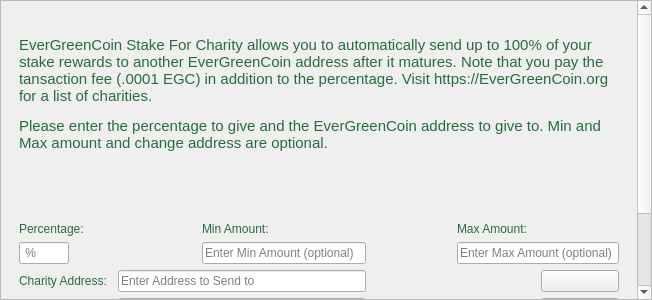
First picture: the form in src/qt/forms/charitydialog.ui, repository EverGreenCoinDev/EverGreenCoin, before the edit.
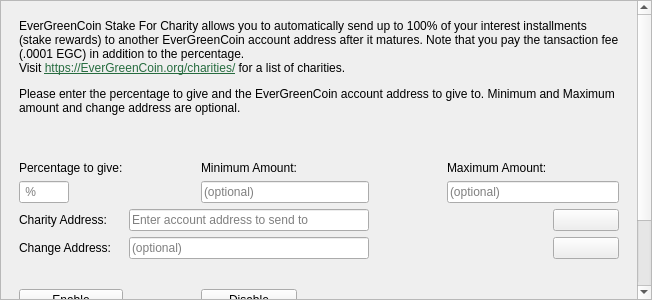
Second picture: the form after the edit. Icons and pictures are not drawn.

What changed in the file:
```diff
--- a/src/qt/forms/charitydialog.ui
+++ b/src/qt/forms/charitydialog.ui
@@ -31,14 +31,6 @@
    </property>
    <item row="0" column="0">
     <widget class="QScrollArea" name="scrollArea">
-     <property name="font">
-      <font>
-       <pointsize>9</pointsize>
-       <weight>50</weight>
-       <bold>false</bold>
-       <stylestrategy>PreferAntialias</stylestrategy>
-      </font>
-     </property>
      <property name="frameShape">
       <enum>QFrame::StyledPanel</enum>
      </property>
@@ -57,7 +49,7 @@
         <x>0</x>
         <y>0</y>
         <width>636</width>
-        <height>484</height>
+        <height>402</height>
        </rect>
       </property>
       <layout class="QGridLayout" name="gridLayout_3">
@@ -65,9 +57,6 @@
         <spacer name="verticalSpacer_2">
          <property name="font">
           <font>
-           <pointsize>9</pointsize>
-           <weight>50</weight>
-           <bold>false</bold>
            <stylestrategy>PreferAntialias</stylestrategy>
           </font>
          </property>
@@ -86,9 +75,6 @@
         <widget class="QFrame" name="gridLayout_4">
          <property name="font">
           <font>
-           <pointsize>9</pointsize>
-           <weight>50</weight>
-           <bold>false</bold>
            <stylestrategy>PreferAntialias</stylestrategy>
           </font>
          </property>
@@ -101,58 +87,26 @@
          <layout class="QGridLayout" name="gridLayout_2">
           <item row="1" column="0">
            <widget class="QLabel" name="label">
-            <property name="font">
-             <font>
-              <pointsize>9</pointsize>
-              <weight>50</weight>
-              <bold>false</bold>
-              <stylestrategy>PreferAntialias</stylestrategy>
-             </font>
-            </property>
             <property name="toolTip">
-             <string>Percentage of stake to send</string>
-            </property>
-            <property name="styleSheet">
-             <string notr="true">QLabel { color: #266C3F; }
-</string>
+             <string>Percentage of your interest installments (stake rewards) to send</string>
             </property>
             <property name="text">
-             <string>&lt;html&gt;&lt;head/&gt;&lt;body&gt;&lt;p&gt;&lt;span&gt;Percentage:&lt;/span&gt;&lt;/p&gt;&lt;/body&gt;&lt;/html&gt;</string>
+             <string>&lt;html&gt;&lt;head/&gt;&lt;body&gt;&lt;p&gt;&lt;span&gt;Percentage to give:&lt;/span&gt;&lt;/p&gt;&lt;/body&gt;&lt;/html&gt;</string>
             </property>
            </widget>
           </item>
           <item row="1" column="5">
            <widget class="QLabel" name="label_4">
-            <property name="font">
-             <font>
-              <pointsize>9</pointsize>
-              <weight>50</weight>
-              <bold>false</bold>
-              <stylestrategy>PreferAntialias</stylestrategy>
-             </font>
-            </property>
             <property name="toolTip">
-             <string>Max amount to send</string>
-            </property>
-            <property name="styleSheet">
-             <string notr="true">QLabel { color: #266C3F; }
-</string>
+             <string>Maximum amount to send</string>
             </property>
             <property name="text">
-             <string>&lt;html&gt;&lt;head/&gt;&lt;body&gt;&lt;p&gt;&lt;span&quot;&gt;Max Amount:&lt;/span&gt;&lt;/p&gt;&lt;/body&gt;&lt;/html&gt;</string>
+             <string>&lt;html&gt;&lt;head/&gt;&lt;body&gt;&lt;p&gt;Maximum Amount:&lt;/p&gt;&lt;/body&gt;&lt;/html&gt;</string>
             </property>
            </widget>
           </item>
           <item row="2" column="2" colspan="2">
            <widget class="QLineEdit" name="charityMinEdit">
-            <property name="font">
-             <font>
-              <pointsize>9</pointsize>
-              <weight>50</weight>
-              <bold>false</bold>
-              <stylestrategy>PreferAntialias</stylestrategy>
-             </font>
-            </property>
             <property name="toolTip">
              <string/>
             </property>
@@ -160,20 +114,12 @@
              <number>10</number>
             </property>
             <property name="placeholderText">
-             <string>Enter Min Amount (optional)</string>
+             <string>(optional)</string>
             </property>
            </widget>
           </item>
           <item row="2" column="5" colspan="2">
            <widget class="QLineEdit" name="charityMaxEdit">
-            <property name="font">
-             <font>
-              <pointsize>9</pointsize>
-              <weight>50</weight>
-              <bold>false</bold>
-              <stylestrategy>PreferAntialias</stylestrategy>
-             </font>
-            </property>
             <property name="toolTip">
              <string/>
             </property>
@@ -184,26 +130,14 @@
              <number>10</number>
             </property>
             <property name="placeholderText">
-             <string>Enter Max Amount (optional)</string>
+             <string>(optional)</string>
             </property>
            </widget>
           </item>
           <item row="3" column="0">
            <widget class="QLabel" name="label_5">
-            <property name="font">
-             <font>
-              <pointsize>9</pointsize>
-              <weight>50</weight>
-              <bold>false</bold>
-              <stylestrategy>PreferAntialias</stylestrategy>
-             </font>
-            </property>
             <property name="toolTip">
-             <string>Address to send portion of stake to</string>
-            </property>
-            <property name="styleSheet">
-             <string notr="true">QLabel { color: #266C3F; }
-</string>
+             <string>Account address to send percentage of interest installments to</string>
             </property>
             <property name="text">
              <string>Charity Address:</string>
@@ -212,14 +146,6 @@
           </item>
           <item row="3" column="6">
            <widget class="QPushButton" name="addressBookButton">
-            <property name="font">
-             <font>
-              <pointsize>9</pointsize>
-              <weight>50</weight>
-              <bold>false</bold>
-              <stylestrategy>PreferAntialias</stylestrategy>
-             </font>
-            </property>
             <property name="toolTip">
              <string>Choose an address from the address book</string>
             </property>
@@ -240,20 +166,8 @@
           </item>
           <item row="4" column="0">
            <widget class="QLabel" name="label_6">
-            <property name="font">
-             <font>
-              <pointsize>9</pointsize>
-              <weight>50</weight>
-              <bold>false</bold>
-              <stylestrategy>PreferAntialias</stylestrategy>
-             </font>
-            </property>
             <property name="toolTip">
-             <string>The amount left over returned to you</string>
-            </property>
-            <property name="styleSheet">
-             <string notr="true">QLabel { color: #266C3F; }
-</string>
+             <string>The amount left over returned to you (expert only, safe to ignore)</string>
             </property>
             <property name="text">
              <string>Change Address:</string>
@@ -262,14 +176,6 @@
           </item>
           <item row="4" column="6">
            <widget class="QPushButton" name="changeAddressBookButton">
-            <property name="font">
-             <font>
-              <pointsize>9</pointsize>
-              <weight>50</weight>
-              <bold>false</bold>
-              <stylestrategy>PreferAntialias</stylestrategy>
-             </font>
-            </property>
             <property name="toolTip">
              <string>Choose an address from the address book</string>
             </property>
@@ -290,14 +196,6 @@
           </item>
           <item row="5" column="0">
            <widget class="QPushButton" name="enableButton">
-            <property name="font">
-             <font>
-              <pointsize>9</pointsize>
-              <weight>50</weight>
-              <bold>false</bold>
-              <stylestrategy>PreferAntialias</stylestrategy>
-             </font>
-            </property>
             <property name="toolTip">
              <string/>
             </property>
@@ -311,13 +209,8 @@
           </item>
           <item row="5" column="2">
            <widget class="QPushButton" name="disableButton">
-            <property name="font">
-             <font>
-              <pointsize>9</pointsize>
-              <weight>50</weight>
-              <bold>false</bold>
-              <stylestrategy>PreferAntialias</stylestrategy>
-             </font>
+            <property name="toolTip">
+             <string>Disable EverGreenCoin Stake For Charity</string>
             </property>
             <property name="statusTip">
              <string>Click to turn off EverGreenCoin Stake For Charity</string>
@@ -327,34 +220,6 @@
             </property>
            </widget>
           </item>
-          <item row="0" column="0" colspan="7">
-           <widget class="QLabel" name="label_2">
-            <property name="font">
-             <font>
-              <pointsize>11</pointsize>
-              <weight>50</weight>
-              <bold>false</bold>
-              <stylestrategy>PreferAntialias</stylestrategy>
-             </font>
-            </property>
-            <property name="styleSheet">
-             <string notr="true">QLabel { color: #266C3F; }
-</string>
-            </property>
-            <property name="lineWidth">
-             <number>1</number>
-            </property>
-            <property name="text">
-             <string>&lt;html&gt;&lt;head/&gt;&lt;body&gt;&lt;p&gt;&lt;span&gt;&lt;br /&gt;EverGreenCoin Stake For Charity allows you to automatically send up to 100% of your stake rewards to another EverGreenCoin address after it matures. Note that you pay the tansaction fee (.0001 EGC) in addition to the percentage. Visit https://EverGreenCoin.org for a list of charities.&lt;/span&gt;&lt;/p&gt;&lt;p&gt;&lt;span&gt;Please enter the percentage to give and the EverGreenCoin address to give to. Min and Max amount and change address are optional.&lt;/span&gt;&lt;/p&gt;&lt;br /&gt;&lt;br /&gt;&lt;/body&gt;&lt;/html&gt;</string>
-            </property>
-            <property name="alignment">
-             <set>Qt::AlignLeading|Qt::AlignLeft|Qt::AlignTop</set>
-            </property>
-            <property name="wordWrap">
-             <bool>true</bool>
-            </property>
-           </widget>
-          </item>
           <item row="5" column="4" colspan="3">
            <widget class="QLabel" name="message">
             <property name="palette">
@@ -363,9 +228,9 @@
                <colorrole role="WindowText">
                 <brush brushstyle="SolidPattern">
                  <color alpha="255">
-                  <red>38</red>
-                  <green>108</green>
-                  <blue>63</blue>
+                  <red>255</red>
+                  <green>170</green>
+                  <blue>0</blue>
                  </color>
                 </brush>
                </colorrole>
@@ -381,18 +246,9 @@
                <colorrole role="Text">
                 <brush brushstyle="SolidPattern">
                  <color alpha="255">
-                  <red>38</red>
-                  <green>108</green>
-                  <blue>63</blue>
-                 </color>
-                </brush>
-               </colorrole>
-               <colorrole role="ButtonText">
-                <brush brushstyle="SolidPattern">
-                 <color alpha="255">
-                  <red>38</red>
-                  <green>108</green>
-                  <blue>63</blue>
+                  <red>255</red>
+                  <green>170</green>
+                  <blue>0</blue>
                  </color>
                 </brush>
                </colorrole>
@@ -419,9 +275,9 @@
                <colorrole role="WindowText">
                 <brush brushstyle="SolidPattern">
                  <color alpha="255">
-                  <red>38</red>
-                  <green>108</green>
-                  <blue>63</blue>
+                  <red>255</red>
+                  <green>170</green>
+                  <blue>0</blue>
                  </color>
                 </brush>
                </colorrole>
@@ -437,18 +293,9 @@
                <colorrole role="Text">
                 <brush brushstyle="SolidPattern">
                  <color alpha="255">
-                  <red>38</red>
-                  <green>108</green>
-                  <blue>63</blue>
-                 </color>
-                </brush>
-               </colorrole>
-               <colorrole role="ButtonText">
-                <brush brushstyle="SolidPattern">
-                 <color alpha="255">
-                  <red>38</red>
-                  <green>108</green>
-                  <blue>63</blue>
+                  <red>255</red>
+                  <green>170</green>
+                  <blue>0</blue>
                  </color>
                 </brush>
                </colorrole>
@@ -475,9 +322,9 @@
                <colorrole role="WindowText">
                 <brush brushstyle="SolidPattern">
                  <color alpha="255">
-                  <red>38</red>
-                  <green>108</green>
-                  <blue>63</blue>
+                  <red>120</red>
+                  <green>120</green>
+                  <blue>120</blue>
                  </color>
                 </brush>
                </colorrole>
@@ -493,18 +340,9 @@
                <colorrole role="Text">
                 <brush brushstyle="SolidPattern">
                  <color alpha="255">
-                  <red>38</red>
-                  <green>108</green>
-                  <blue>63</blue>
-                 </color>
-                </brush>
-               </colorrole>
-               <colorrole role="ButtonText">
-                <brush brushstyle="SolidPattern">
-                 <color alpha="255">
-                  <red>38</red>
-                  <green>108</green>
-                  <blue>63</blue>
+                  <red>120</red>
+                  <green>120</green>
+                  <blue>120</blue>
                  </color>
                 </brush>
                </colorrole>
@@ -529,55 +367,26 @@
               </disabled>
              </palette>
             </property>
-            <property name="font">
-             <font>
-              <pointsize>9</pointsize>
-              <weight>50</weight>
-              <bold>false</bold>
-              <stylestrategy>PreferAntialias</stylestrategy>
-             </font>
-            </property>
             <property name="styleSheet">
-             <string notr="true">QLabel { color: #266C3F; }
-</string>
+             <string notr="true">background:transparent;</string>
             </property>
             <property name="text">
-             <string/>
+             <string>&lt;br /&gt;&lt;br /&gt;&lt;br /&gt;&lt;br /&gt;</string>
             </property>
            </widget>
           </item>
           <item row="1" column="2">
            <widget class="QLabel" name="label_3">
-            <property name="font">
-             <font>
-              <pointsize>9</pointsize>
-              <weight>50</weight>
-              <bold>false</bold>
-              <stylestrategy>PreferAntialias</stylestrategy>
-             </font>
-            </property>
             <property name="toolTip">
-             <string>Min amount to send</string>
-            </property>
-            <property name="styleSheet">
-             <string notr="true">QLabel { color: #266C3F; }
-</string>
+             <string>Minimum amount to send</string>
             </property>
             <property name="text">
-             <string>&lt;html&gt;&lt;head/&gt;&lt;body&gt;&lt;p&gt;&lt;span&gt;Min Amount:&lt;/span&gt;&lt;/p&gt;&lt;/body&gt;&lt;/html&gt;</string>
+             <string>&lt;html&gt;&lt;head/&gt;&lt;body&gt;&lt;p&gt;Minimum Amount:&lt;/p&gt;&lt;/body&gt;&lt;/html&gt;</string>
             </property>
            </widget>
           </item>
           <item row="3" column="1" colspan="3">
            <widget class="QLineEdit" name="charityAddressEdit">
-            <property name="font">
-             <font>
-              <pointsize>9</pointsize>
-              <weight>50</weight>
-              <bold>false</bold>
-              <stylestrategy>PreferAntialias</stylestrategy>
-             </font>
-            </property>
             <property name="toolTip">
              <string/>
             </property>
@@ -585,20 +394,12 @@
              <number>34</number>
             </property>
             <property name="placeholderText">
-             <string>Enter Address to Send to</string>
+             <string>Enter account address to send to</string>
             </property>
            </widget>
           </item>
           <item row="4" column="1" colspan="3">
            <widget class="QLineEdit" name="charityChangeAddressEdit">
-            <property name="font">
-             <font>
-              <pointsize>9</pointsize>
-              <weight>50</weight>
-              <bold>false</bold>
-              <stylestrategy>PreferAntialias</stylestrategy>
-             </font>
-            </property>
             <property name="toolTip">
              <string>Change address must be owned by you</string>
             </property>
@@ -606,7 +407,7 @@
              <number>34</number>
             </property>
             <property name="placeholderText">
-             <string>Enter Change Address (optional)</string>
+             <string>(optional)</string>
             </property>
            </widget>
           </item>
@@ -618,14 +419,6 @@
               <height>16777215</height>
              </size>
             </property>
-            <property name="font">
-             <font>
-              <pointsize>9</pointsize>
-              <weight>50</weight>
-              <bold>false</bold>
-              <stylestrategy>PreferAntialias</stylestrategy>
-             </font>
-            </property>
             <property name="toolTip">
              <string>Enter whole numbers 1 - 100</string>
             </property>
@@ -637,6 +430,28 @@
             </property>
            </widget>
           </item>
+          <item row="0" column="0" colspan="7">
+           <widget class="QLabel" name="label_2">
+            <property name="styleSheet">
+             <string notr="true">color: black;</string>
+            </property>
+            <property name="lineWidth">
+             <number>1</number>
+            </property>
+            <property name="text">
+             <string>&lt;html&gt;&lt;head/&gt;&lt;body&gt;&lt;p&gt;EverGreenCoin Stake For Charity allows you to automatically send up to 100% of your interest installments (stake rewards) to another EverGreenCoin account address after it matures. Note that you pay the tansaction fee (.0001 EGC) in addition to the percentage.&lt;br/&gt;Visit &lt;a href=&quot;https://EverGreenCoin.org/charities/&quot;&gt;&lt;span style=&quot; text-decoration: underline; color:#266c3f;&quot;&gt;https://EverGreenCoin.org/charities/&lt;/span&gt;&lt;/a&gt; for a list of charities.&lt;/p&gt;&lt;p&gt;Please enter the percentage to give and the EverGreenCoin account address to give to. Minimum and Maximum amount and change address are optional.&lt;/p&gt;&lt;p&gt;&lt;br/&gt;&lt;/p&gt;&lt;/body&gt;&lt;/html&gt;</string>
+            </property>
+            <property name="alignment">
+             <set>Qt::AlignLeading|Qt::AlignLeft|Qt::AlignTop</set>
+            </property>
+            <property name="wordWrap">
+             <bool>true</bool>
+            </property>
+            <property name="openExternalLinks">
+             <bool>true</bool>
+            </property>
+           </widget>
+          </item>
          </layout>
         </widget>
        </item>
```
Left out of the diff: 10 changed lines with no effect on the pictures.
